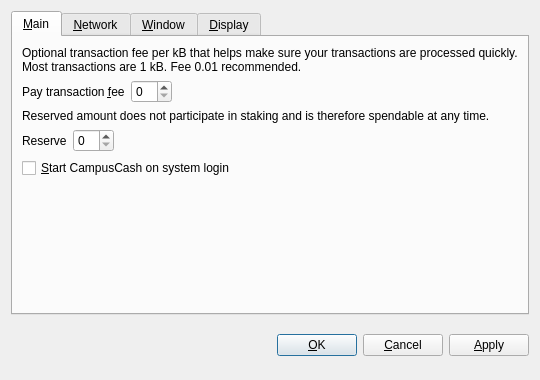
This is src/qt/forms/optionsdialog.ui in FrankygoestoHollywood/CampusCash_Core as Qt 5 draws it before an edit. The edited form follows.
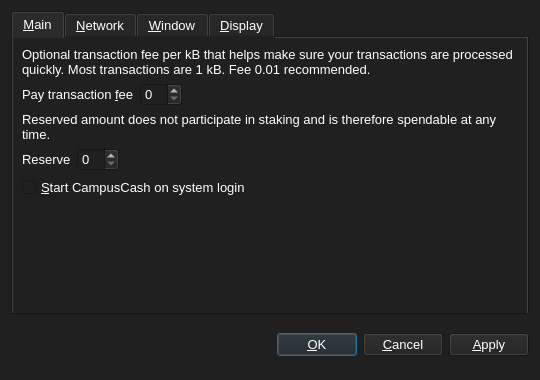
This is the edited form. The open tabs and pages were chosen to show the change. Custom widgets are drawn as their Qt base class.

Diff of the .ui file:
```diff
--- a/src/qt/forms/optionsdialog.ui
+++ b/src/qt/forms/optionsdialog.ui
@@ -14,7 +14,8 @@
    <string>Options</string>
   </property>
   <property name="styleSheet">
-   <string notr="true"/>
+   <string notr="true">background-color: rgb(32, 32, 32);
+color: rgb(255, 255, 255);</string>
   </property>
   <property name="modal">
    <bool>true</bool>
@@ -22,6 +23,11 @@
   <layout class="QVBoxLayout" name="verticalLayout">
    <item>
     <widget class="QTabWidget" name="tabWidget">
+     <property name="font">
+      <font>
+       <pointsize>10</pointsize>
+      </font>
+     </property>
      <property name="tabPosition">
       <enum>QTabWidget::North</enum>
      </property>
@@ -35,6 +41,11 @@
       <layout class="QGridLayout" name="gridLayout">
        <item row="0" column="0" colspan="2">
         <widget class="QLabel" name="transactionFeeInfoLabel">
+         <property name="font">
+          <font>
+           <pointsize>10</pointsize>
+          </font>
+         </property>
          <property name="text">
           <string>Optional transaction fee per kB that helps make sure your transactions are processed quickly. Most transactions are 1 kB. Fee 0.01 recommended.</string>
          </property>
@@ -50,6 +61,11 @@
         <layout class="QHBoxLayout" name="horizontalLayoutFee">
          <item>
           <widget class="QLabel" name="transactionFeeLabel">
+           <property name="font">
+            <font>
+             <pointsize>10</pointsize>
+            </font>
+           </property>
            <property name="text">
             <string>Pay transaction &amp;fee</string>
            </property>
@@ -62,7 +78,13 @@
           </widget>
          </item>
          <item>
-          <widget class="CampusCashAmountField" name="transactionFee"/>
+          <widget class="CampusCashAmountField" name="transactionFee">
+           <property name="font">
+            <font>
+             <pointsize>10</pointsize>
+            </font>
+           </property>
+          </widget>
          </item>
          <item>
           <spacer name="horizontalSpacerFee">
@@ -81,6 +103,11 @@
        </item>
        <item row="2" column="0" colspan="2">
         <widget class="QLabel" name="reserveBalanceInfoLabel">
+         <property name="font">
+          <font>
+           <pointsize>10</pointsize>
+          </font>
+         </property>
          <property name="text">
           <string>Reserved amount does not participate in staking and is therefore spendable at any time.</string>
          </property>
@@ -96,6 +123,11 @@
         <layout class="QHBoxLayout" name="horizontalLayoutReserveBalance">
          <item>
           <widget class="QLabel" name="reserveBalanceLabel">
+           <property name="font">
+            <font>
+             <pointsize>10</pointsize>
+            </font>
+           </property>
            <property name="text">
             <string>Reserve</string>
            </property>
@@ -108,7 +140,13 @@
           </widget>
          </item>
          <item>
-          <widget class="CampusCashAmountField" name="reserveBalance"/>
+          <widget class="CampusCashAmountField" name="reserveBalance">
+           <property name="font">
+            <font>
+             <pointsize>10</pointsize>
+            </font>
+           </property>
+          </widget>
          </item>
          <item>
           <spacer name="horizontalSpacerReserveBalance">
@@ -127,6 +165,11 @@
        </item>
        <item row="4" column="0">
         <widget class="QCheckBox" name="bitcoinAtStartup">
+         <property name="font">
+          <font>
+           <pointsize>10</pointsize>
+          </font>
+         </property>
          <property name="toolTip">
           <string>Automatically start CampusCash after logging in to the system.</string>
          </property>
@@ -356,6 +399,11 @@
      </item>
      <item>
       <widget class="QPushButton" name="okButton">
+       <property name="font">
+        <font>
+         <pointsize>10</pointsize>
+        </font>
+       </property>
        <property name="text">
         <string>&amp;OK</string>
        </property>
@@ -363,6 +411,11 @@
      </item>
      <item>
       <widget class="QPushButton" name="cancelButton">
+       <property name="font">
+        <font>
+         <pointsize>10</pointsize>
+        </font>
+       </property>
        <property name="text">
         <string>&amp;Cancel</string>
        </property>
@@ -373,6 +426,11 @@
      </item>
      <item>
       <widget class="QPushButton" name="applyButton">
+       <property name="font">
+        <font>
+         <pointsize>10</pointsize>
+        </font>
+       </property>
        <property name="text">
         <string>&amp;Apply</string>
        </property>
```
Left out of the diff: 47 changed lines with no effect on the pictures.
